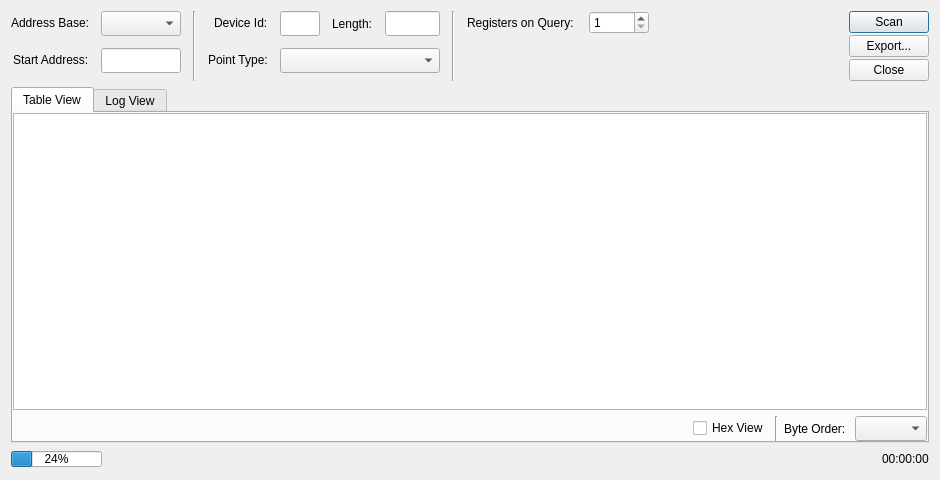
Before: the Qt Designer form omodscan/dialogs/dialogaddressscan.ui in sanny32/OpenModScan, drawn with Qt 5.
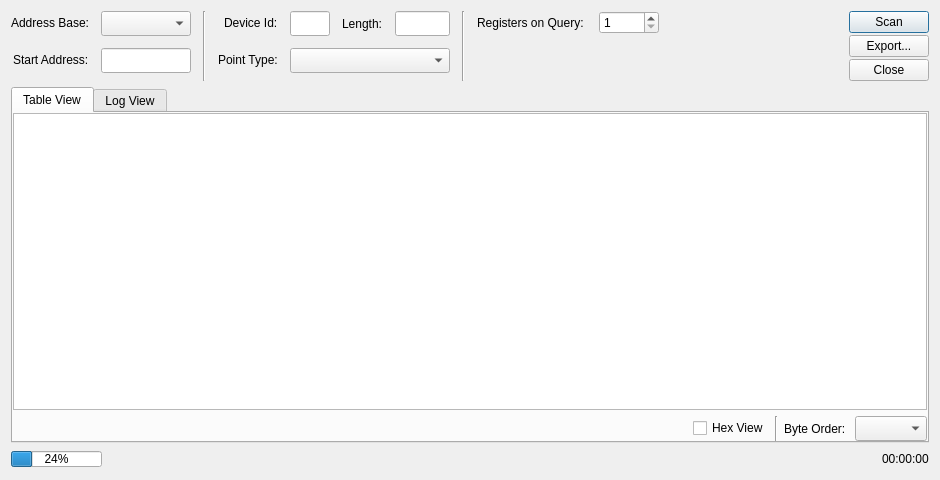
After: the same form once the commit is applied. Icons and pictures are not drawn. Custom widgets are drawn as their Qt base class.

Commit message: Correct ui sizes for translation

Patch:
```diff
--- a/omodscan/dialogs/dialogaddressscan.ui
+++ b/omodscan/dialogs/dialogaddressscan.ui
@@ -51,7 +51,7 @@
          </property>
          <property name="maximumSize">
           <size>
-           <width>80</width>
+           <width>90</width>
            <height>16777215</height>
           </size>
          </property>
@@ -80,7 +80,7 @@
          </property>
          <property name="maximumSize">
           <size>
-           <width>80</width>
+           <width>90</width>
            <height>16777215</height>
           </size>
          </property>
```
The commit also changes 1 other file.
